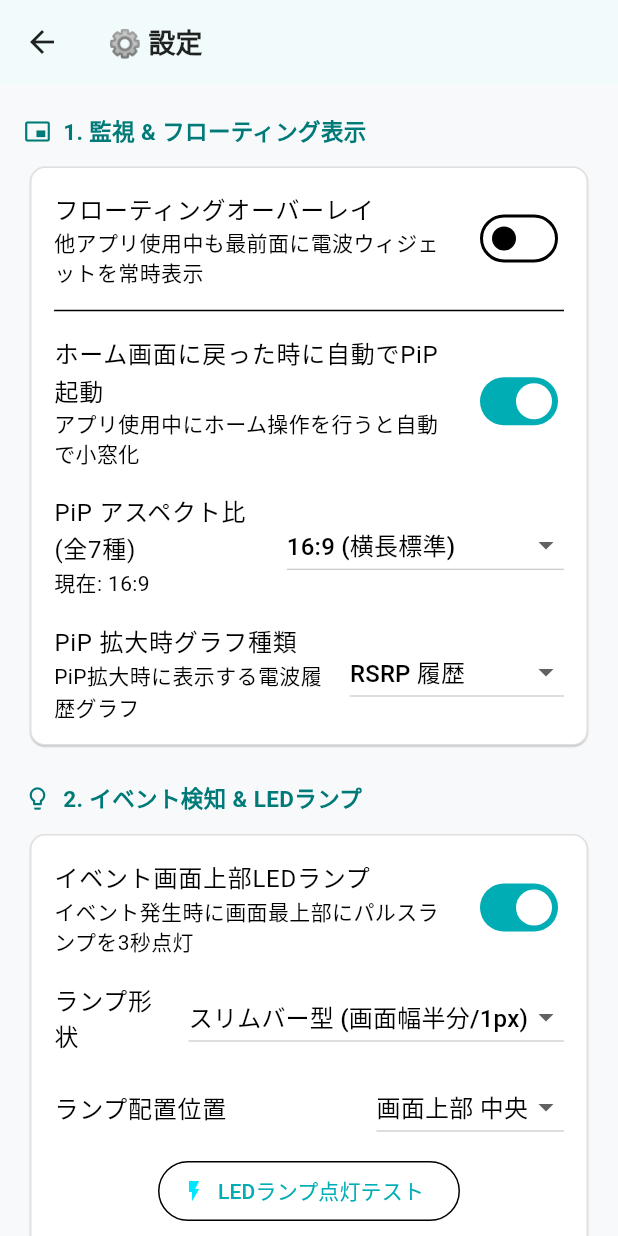
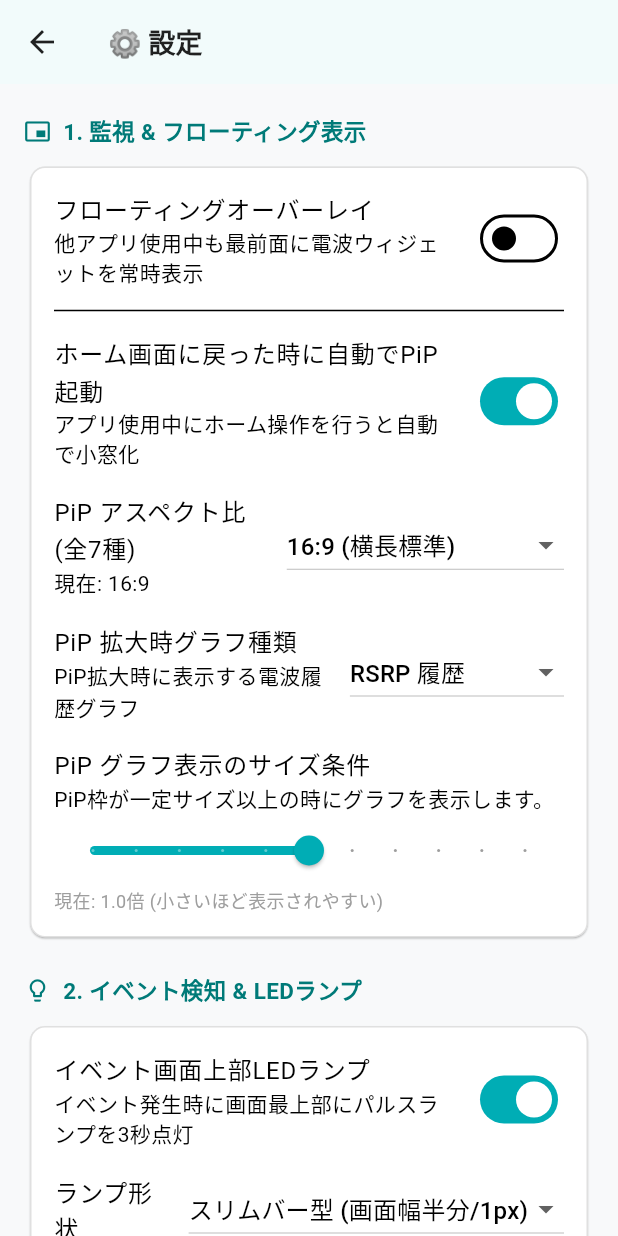
Before and after one commit to SyameimaruKoa/FS050W-Signal-Display, a Flutter app: the SettingsScreen screen opened directly, on a phone screen of 412 x 824 dp. Run offline on Flutter 3.47's test engine with Material 3 defaults, Android fonts, the phone set to English and light mode, and no system bars; our stand-ins replace fl_chart, flutter_local_notifications, shared_preferences, wakelock_plus; missing offline and left inert: flutter_foreground_task, network_info_plus; accounts and stored records are empty; network calls fail.

```diff
--- a/lib/main.dart
+++ b/lib/main.dart
@@ -113,7 +113,10 @@ class _Fs050wAppState extends State<Fs050wApp> with WidgetsBindingObserver {
             title: 'FS050W Signal Monitor',
             debugShowCheckedModeBanner: false,
             theme: _buildThemeData(settings.appTheme, context),
-            home: const PiPDetectorShell(),
+            builder: (context, child) {
+                return PiPDetectorShell(child: child!);
+            },
+            home: const MainNavigationShell(),
         );
     }
 
@@ -178,7 +181,8 @@ class _Fs050wAppState extends State<Fs050wApp> with WidgetsBindingObserver {
 }
 
 class PiPDetectorShell extends StatefulWidget {
-    const PiPDetectorShell({super.key});
+    final Widget child;
+    const PiPDetectorShell({super.key, required this.child});
 
     @override
     State<PiPDetectorShell> createState() => _PiPDetectorShellState();
@@ -212,7 +216,7 @@ class _PiPDetectorShellState extends State<PiPDetectorShell> {
         if (_isPipMode) {
             return const PipScreen();
         }
-        return const MainNavigationShell();
+        return widget.child;
     }
 }
 
--- a/lib/models/app_settings.dart
+++ b/lib/models/app_settings.dart
@@ -38,6 +38,7 @@ class AppSettings {
     bool autoPipOnHome;                 // ホーム画面に戻った時に自動PiP起動
     String pipAspectRatio;              // "16:9", "9:16", "1:1", "4:3", "3:4", "21:9", "9:21"
     String pipGraphType;                // "rsrp", "snr", "rsrq", "none" (拡大時グラフ種類)
+    double pipGraphScaleThreshold;      // PiPグラフ表示のサイズ倍率閾値 (0.5 ~ 1.5)
 
     // 4. フローティングオーバーレイ設定
     bool overlayEnabled;                // オーバーレイ有効/無効
@@ -78,6 +79,7 @@ class AppSettings {
         this.autoPipOnHome = true,
         this.pipAspectRatio = "16:9",
         this.pipGraphType = "rsrp",
+        this.pipGraphScaleThreshold = 1.0,
         this.overlayEnabled = false,
         this.overlayStyle = "card",
         this.overlayOpacity = 0.85,
@@ -112,6 +114,7 @@ class AppSettings {
             'autoPipOnHome': autoPipOnHome,
             'pipAspectRatio': pipAspectRatio,
             'pipGraphType': pipGraphType,
+            'pipGraphScaleThreshold': pipGraphScaleThreshold,
             'overlayEnabled': overlayEnabled,
             'overlayStyle': overlayStyle,
             'overlayOpacity': overlayOpacity,
@@ -147,6 +150,7 @@ class AppSettings {
             autoPipOnHome: json['autoPipOnHome'] ?? true,
             pipAspectRatio: json['pipAspectRatio'] ?? "16:9",
             pipGraphType: json['pipGraphType'] ?? "rsrp",
+            pipGraphScaleThreshold: (json['pipGraphScaleThreshold'] as num?)?.toDouble() ?? 1.0,
             overlayEnabled: json['overlayEnabled'] ?? false,
             overlayStyle: json['overlayStyle'] ?? "card",
             overlayOpacity: (json['overlayOpacity'] as num?)?.toDouble() ?? 0.85,
--- a/lib/views/settings_screen.dart
+++ b/lib/views/settings_screen.dart
@@ -210,6 +210,28 @@ class _SettingsScreenState extends State<SettingsScreen> {
                                         _save();
                                     }
                                 },
+                            ),
+                        ),
+                        ListTile(
+                            contentPadding: EdgeInsets.zero,
+                            title: const Text("PiP グラフ表示のサイズ条件"),
+                            subtitle: Column(
+                                crossAxisAlignment: CrossAxisAlignment.start,
+                                children: [
+                                    const Text("PiP枠が一定サイズ以上の時にグラフを表示します。"),
+                                    Slider(
+                                        value: _settings.pipGraphScaleThreshold,
+                                        min: 0.5,
+                                        max: 1.5,
+                                        divisions: 10,
+                                        label: "しきい値: ${_settings.pipGraphScaleThreshold.toStringAsFixed(1)}倍",
+                                        onChanged: (val) {
+                                            setState(() => _settings.pipGraphScaleThreshold = val);
+                                        },
+                                        onChangeEnd: (val) => _save(),
+                                    ),
+                                    Text("現在: ${_settings.pipGraphScaleThreshold.toStringAsFixed(1)}倍 (小さいほど表示されやすい)", style: const TextStyle(fontSize: 12, color: Colors.grey)),
+                                ],
                             ),
                         ),
                     ]),
```
Also changed, not shown: lib/views/pip_screen.dart (+5 -3 lines).
